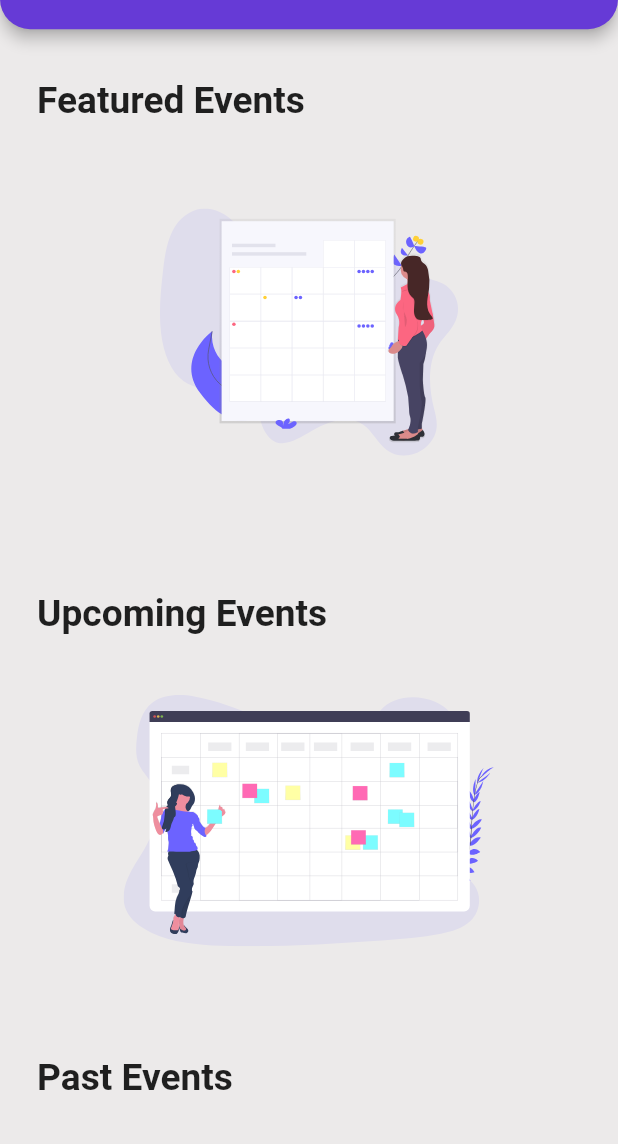
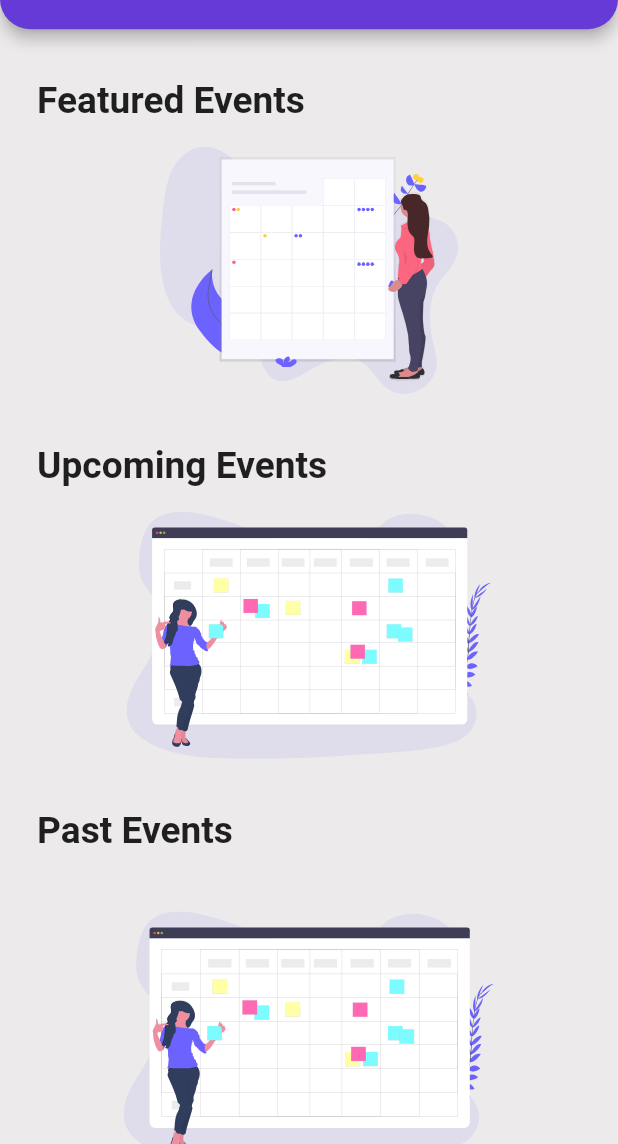
Before and after one commit to open-roboclub/roboclub-flutter, a Flutter app: the EventScreen screen opened directly, on a phone screen of 412 x 824 dp, the part 92-1236 px from its top. Run offline on Flutter 3.47's test engine with Material 2 defaults, Android fonts, the phone set to English and light mode, and no system bars; our stand-ins replace cached_network_image, carousel_slider, cloud_firestore, date_format, device_info, file_picker and 11 more; accounts and stored records are empty; Roboto replaces fonts that are missing (Signatra).

Commit message:
event page -> past events showing clearly

```diff
--- a/lib/screens/event_screen.dart
+++ b/lib/screens/event_screen.dart
@@ -188,11 +188,10 @@ class _EventScreenState extends State<EventScreen> {
                       height: vpH * 0.04,
                     ),
                     _title('Featured Events', vpH, vpW),
-                    Container(
-                        height: vpH * 0.34,
-                        width: vpW,
-                        child: featuredEventsList.isEmpty
-                            ? Center(
+                    featuredEventsList.isEmpty
+                    ?  Center(
+                      child: Padding(
+                        padding:  EdgeInsets.only(top: vpH*0.02),
                         child: Container(
                           height: vpH * 0.2,
                           width: vpW * 0.6,
@@ -201,8 +200,12 @@ class _EventScreenState extends State<EventScreen> {
                             fit: BoxFit.contain,
                           ),
                         ),
+                      ),
                     )
-                            : ListView.builder(
+                    : Container(
+                        height: vpH * 0.34,
+                        width: vpW,
+                        child:ListView.builder(
                                 physics: BouncingScrollPhysics(),
                                 shrinkWrap: true,
                                 itemCount: featuredEventsList.length,
@@ -217,20 +220,23 @@ class _EventScreenState extends State<EventScreen> {
                       height: vpH * 0.04,
                     ),
                     _title('Upcoming Events', vpH, vpW),
-                    Container(
-                        width: vpW,
-                        child: upcomingEventsList.isEmpty
+                    upcomingEventsList.isEmpty
                     ? Center(
+                      child: Padding(
+                        padding: EdgeInsets.only(top:vpH*0.02),
                         child: Container(
-                                  height: vpH * 0.3,
+                          height: vpH * 0.2,
                           width: vpW * 0.6,
                           child: SvgPicture.asset(
                             'assets/illustrations/calendar.svg',
                             fit: BoxFit.contain,
                           ),
                         ),
+                      ),
                     )
-                            : ListView.builder(
+                    :Container(
+                        width: vpW,
+                        child: ListView.builder(
                                 physics: BouncingScrollPhysics(),
                                 shrinkWrap: true,
                                 itemCount: upcomingEventsList.length,
```
Lines whose indentation alone changed are shown as unchanged.
